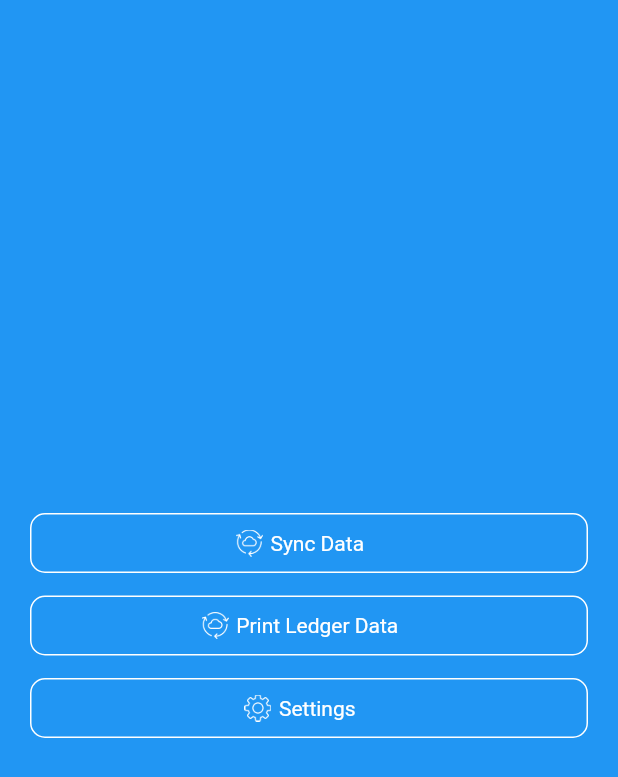
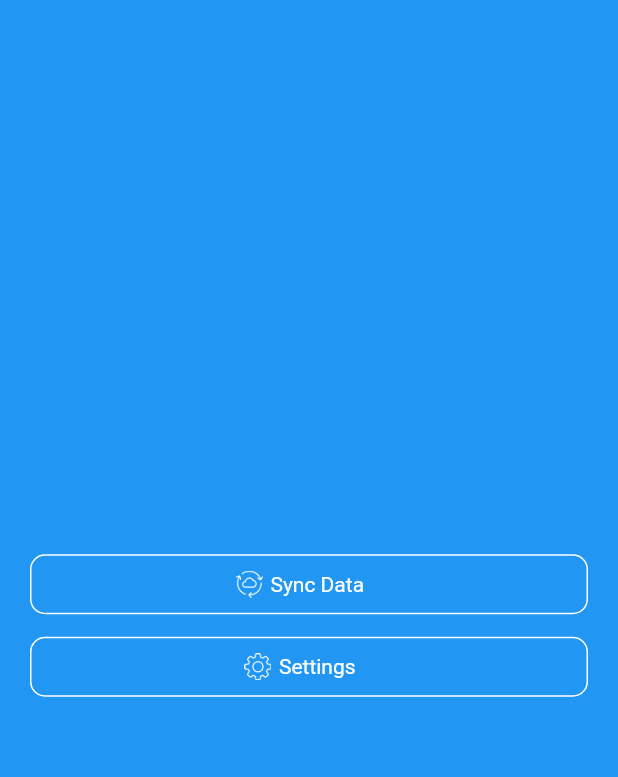
Before and after one commit to AsifRehman/Online-Khata-Final, a Flutter app: the screen it shows after launch, on a phone screen of 412 x 824 dp. Shown: the top 777 px of the screen. Run offline on Flutter 3.47's test engine with Material 2 defaults, Android fonts, the phone set to English and light mode, and no system bars; our stand-ins replace fluttertoast, modal_progress_hud, pdf, permission_handler, share, shared_preferences and 1 more; missing offline and left inert: downloads_path_provider, flutter_full_pdf_viewer, mongo_dart; accounts and stored records are empty.

Commit message:
remove button print ledger

```diff
--- a/lib/ui/sync_screen.dart
+++ b/lib/ui/sync_screen.dart
@@ -82,33 +82,29 @@ class _SyncScreenState extends State<SyncScreen> {
                   HomeButton(viewHomeBtn: viewHomeBtn),
                   GestureDetector(
                     onTap: () {
-
                       getUserName().then((value) {
-                        if (value != null && value !="") {
+                        if (value != null && value != "") {
                           String userName = value;
 
                           getPassword().then((value) {
-                            if (value != null && value !="") {
+                            if (value != null && value != "") {
                               String password = value;
 
-
                               getDatabaseName().then((value) {
-                                if (value != null && value !="") {
+                                if (value != null && value != "") {
                                   String databaseName = value;
 
                                   showLoaderDialog(context);
-                                  getPartiesFromServer(userName,password,databaseName);
+                                  getPartiesFromServer(
+                                      userName, password, databaseName);
                                 }
                               });
                             }
                           });
-
-
-                        }else{
+                        } else {
                           showAlertDialog(context);
                         }
                       });
-
                     },
                     child: Container(
                       margin: EdgeInsets.fromLTRB(20.0, 15, 20.0, 0.0),
@@ -127,35 +123,6 @@ class _SyncScreenState extends State<SyncScreen> {
                               margin: EdgeInsets.fromLTRB(5.0, 0, 12.0, 0.0),
                               child: Text(
                                 'Sync Data',
-                                style: TextStyle(color: Colors.white),
-                              )),
-                        ],
-                      ),
-                    ),
-                  ),
-                  GestureDetector(
-                    onTap: () async {
-                      DbProvider dbProvider = DbProvider();
-                      var result = await dbProvider.fetchParties();
-                      print(result);
-                    },
-                    child: Container(
-                      margin: EdgeInsets.fromLTRB(20.0, 15, 20.0, 0.0),
-                      height: 40,
-                      padding: const EdgeInsets.all(5.0),
-                      decoration: BoxDecoration(
-                        border: Border.all(color: Colors.white),
-                        borderRadius: BorderRadius.circular(10),
-                      ),
-                      child: Row(
-                        mainAxisAlignment: MainAxisAlignment.center,
-                        children: [
-                          Image.asset("assets/ic_synchronize.png",
-                              width: 18, height: 18, color: Colors.white),
-                          Container(
-                              margin: EdgeInsets.fromLTRB(5.0, 0, 12.0, 0.0),
-                              child: Text(
-                                'Print Ledger Data',
                                 style: TextStyle(color: Colors.white),
                               )),
                         ],
@@ -197,15 +164,15 @@ class _SyncScreenState extends State<SyncScreen> {
             )));
   }
 
-  void showAlertDialog(BuildContext context){
-
+  void showAlertDialog(BuildContext context) {
     showDialog(
         context: context,
         barrierDismissible: false,
         builder: (BuildContext context) {
           return AlertDialog(
             title: new Text("Alert"),
-            content: new Text("First,Go to Settings and fill information in the field."),
+            content: new Text(
+                "First,Go to Settings and fill information in the field."),
             actions: <Widget>[
               new TextButton(
                 child: new Text('OK'),
@@ -218,7 +185,8 @@ class _SyncScreenState extends State<SyncScreen> {
         });
   }
 
-  getPartiesFromServer(String userName,String password,String databaseName) async {
+  getPartiesFromServer(
+      String userName, String password, String databaseName) async {
     try {
       final result = await InternetAddress.lookup('google.com');
       if (result.isNotEmpty && result[0].rawAddress.isNotEmpty) {
@@ -226,13 +194,10 @@ class _SyncScreenState extends State<SyncScreen> {
           loading = true;
         });
 
-
-
-        openDbConnection(userName,password,databaseName).then((value) async {
+        openDbConnection(userName, password, databaseName).then((value) async {
           getPartyData().then((value) async {
             getLedger();
           });
-
         });
       }
     } on SocketException catch (_) {
@@ -349,37 +314,33 @@ class HomeButton extends StatelessWidget {
   Widget build(BuildContext context) {
     return GestureDetector(
       onTap: () {
-
-
         getUserName().then((value) {
-          if (value != null && value !="") {
+          if (value != null && value != "") {
             String userName = value;
 
             getPassword().then((value) {
-              if (value != null && value !="") {
+              if (value != null && value != "") {
                 String password = value;
 
                 getDatabaseName().then((value) {
-                  if (value != null && value !="") {
+                  if (value != null && value != "") {
                     String databaseName = value;
 
-                    Navigator.push(
-                        context, MaterialPageRoute(builder: (context) => HomeScreen()));
+                    Navigator.push(context,
+                        MaterialPageRoute(builder: (context) => HomeScreen()));
                   }
                 });
               }
             });
-
-
-          }else{
-
+          } else {
             showDialog(
                 context: context,
                 barrierDismissible: false,
                 builder: (BuildContext context) {
                   return AlertDialog(
                     title: new Text("Alert"),
-                    content: new Text("First,Go to Settings and fill information in the field."),
+                    content: new Text(
+                        "First,Go to Settings and fill information in the field."),
                     actions: <Widget>[
                       new TextButton(
                         child: new Text('OK'),
@@ -389,9 +350,9 @@ class HomeButton extends StatelessWidget {
                       ),
                     ],
                   );
-                });          }
+                });
+          }
         });
-
       },
       child: Visibility(
         visible: viewHomeBtn,
```
